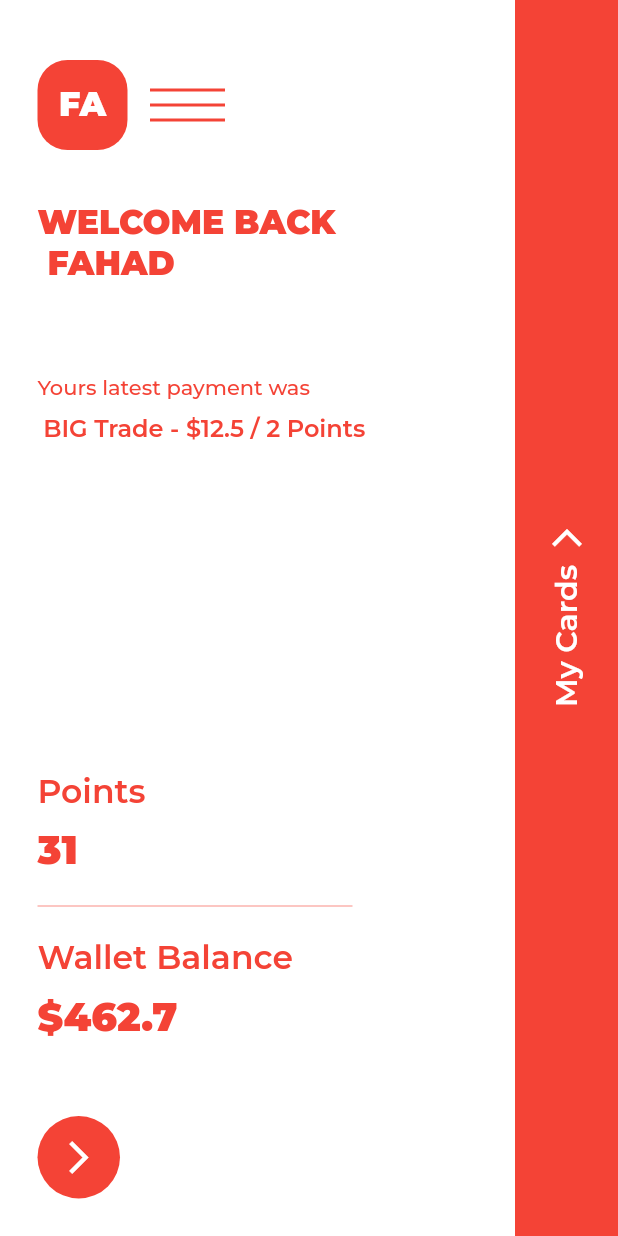
After one commit to fadi-flutter/Animation-App, a Flutter app: the BalancePage screen opened directly, on a phone screen of 412 x 824 dp. The commit adds this screen. Run offline on Flutter 3.47's test engine with Material 2 defaults, Android fonts, the phone set to English and light mode, and no system bars; our stand-ins replace google_fonts.

Commit message:
created balance page

```diff
--- /dev/null
+++ b/lib/Animation/balance_page.dart
@@ -0,0 +1,184 @@
+import 'package:flutter/material.dart';
+import 'package:flutter/services.dart';
+import 'package:sociel_app/utils/app_colors.dart';
+import 'package:sociel_app/utils/app_styles.dart';
+
+class BalancePage extends StatelessWidget {
+  const BalancePage({super.key});
+  void statusBarChanges() {
+    SystemChrome.setSystemUIOverlayStyle(
+        const SystemUiOverlayStyle(statusBarColor: Colors.red));
+  }
+
+  @override
+  Widget build(BuildContext context) {
+    statusBarChanges();
+    return Scaffold(
+      backgroundColor: AppColors.white,
+      body: SafeArea(
+        child: Row(
+          children: [
+            Expanded(
+              flex: 5,
+              child: Container(
+                margin: const EdgeInsets.only(left: 25, top: 40),
+                color: Colors.white,
+                child: Column(
+                  crossAxisAlignment: CrossAxisAlignment.start,
+                  children: [
+                    Row(
+                      children: [
+                        Container(
+                          margin: const EdgeInsets.only(right: 15),
+                          alignment: Alignment.center,
+                          height: 60,
+                          width: 60,
+                          decoration: BoxDecoration(
+                            color: Colors.red,
+                            borderRadius: BorderRadius.circular(20),
+                          ),
+                          child: Text(
+                            'FA',
+                            style: AppTextStyle.boldWhite22
+                                .copyWith(fontWeight: FontWeight.w900),
+                          ),
+                        ),
+                        const SizedBox(
+                          width: 50,
+                          child: Column(
+                            children: [
+                              Opacity(
+                                opacity: 1,
+                                child: Divider(
+                                  thickness: 2,
+                                  color: Colors.red,
+                                  height: 10,
+                                ),
+                              ),
+                              Opacity(
+                                opacity: 1,
+                                child: Divider(
+                                  thickness: 2,
+                                  color: Colors.red,
+                                  height: 10,
+                                ),
+                              ),
+                              Opacity(
+                                opacity: 1,
+                                child: Divider(
+                                  thickness: 2,
+                                  color: Colors.red,
+                                  height: 10,
+                                ),
+                              )
+                            ],
+                          ),
+                        ),
+                      ],
+                    ),
+                    const SizedBox(height: 35),
+                    Text(
+                      'WELCOME BACK\n FAHAD ',
+                      style: AppTextStyle.boldBlack22.copyWith(
+                          color: Colors.red, fontWeight: FontWeight.w900),
+                    ),
+                    const SizedBox(height: 60),
+                    Text.rich(
+                      TextSpan(
+                        children: [
+                          TextSpan(
+                              text: 'Yours latest payment was\n ',
+                              style: AppTextStyle.mediumBlack14
+                                  .copyWith(color: Colors.red)),
+                          const WidgetSpan(
+                              child: SizedBox(height: 40),
+                              alignment: PlaceholderAlignment.middle),
+                          TextSpan(
+                              text: 'BIG Trade - \$12.5 / 2 Points',
+                              style: AppTextStyle.boldBlack16
+                                  .copyWith(color: Colors.red))
+                        ],
+                      ),
+                    ),
+                    const Spacer(),
+                    Text(
+                      'Points',
+                      style: AppTextStyle.boldBlack22.copyWith(
+                        color: Colors.red,
+                      ),
+                    ),
+                    const SizedBox(height: 10),
+                    Text(
+                      '31',
+                      style: AppTextStyle.boldBlack26.copyWith(
+                          color: Colors.red, fontWeight: FontWeight.w900),
+                    ),
+                    const SizedBox(height: 13),
+                    SizedBox(
+                      width: 210,
+                      child: Divider(
+                        thickness: 1,
+                        color: Colors.red.withOpacity(0.4),
+                      ),
+                    ),
+                    const SizedBox(height: 13),
+                    Text(
+                      'Wallet Balance',
+                      style: AppTextStyle.boldBlack22.copyWith(
+                        color: Colors.red,
+                      ),
+                    ),
+                    const SizedBox(height: 10),
+                    Text(
+                      '\$462.7',
+                      style: AppTextStyle.boldBlack26.copyWith(
+                          color: Colors.red, fontWeight: FontWeight.w900),
+                    ),
+                    const SizedBox(height: 50),
+                    Container(
+                      margin: const EdgeInsets.only(bottom: 25),
+                      height: 55,
+                      width: 55,
+                      decoration: const BoxDecoration(
+                          color: Colors.red, shape: BoxShape.circle),
+                      child: const Icon(
+                        Icons.arrow_forward_ios,
+                        color: AppColors.white,
+                        size: 26,
+                      ),
+                    )
+                  ],
+                ),
+              ),
+            ),
+            Expanded(
+              child: Container(
+                color: Colors.red,
+                child: Column(
+                  mainAxisAlignment: MainAxisAlignment.center,
+                  children: [
+                    const RotatedBox(
+                      quarterTurns: 1,
+                      child: Icon(
+                        Icons.arrow_back_ios,
+                        color: AppColors.white,
+                      ),
+                    ),
+                    RotatedBox(
+                      quarterTurns: -1,
+                      child: Text(
+                        'My Cards',
+                        style: AppTextStyle.boldWhite20,
+                        textDirection: TextDirection.ltr,
+                      ),
+                    ),
+                  ],
+                ),
+              ),
+            )
+          ],
+        ),
+      ),
+    );
+  }
+}
--- a/lib/Animation/welcome_screen.dart
+++ b/lib/Animation/welcome_screen.dart
@@ -1,4 +1,5 @@
 import 'package:flutter/material.dart';
+import 'package:sociel_app/Animation/balance_page.dart';
 import 'package:sociel_app/utils/app_colors.dart';
 import 'package:sociel_app/utils/app_strings.dart';
 import 'package:sociel_app/utils/app_styles.dart';
@@ -11,10 +12,11 @@ class WelcomeScreen extends StatefulWidget {
 }
 
 class _WelcomeScreenState extends State<WelcomeScreen>
-    with SingleTickerProviderStateMixin {
+    with TickerProviderStateMixin {
   late AnimationController _controller;
+  late AnimationController _sizeController;
   late Animation<Offset> _slideAnimation;
-  late Animation<double> _sizeAnimation;
+  Animation<double>? _sizeAnimation;
   late Animation<double> _textAnimation;
 
   @override
@@ -22,25 +24,36 @@ class _WelcomeScreenState extends State<WelcomeScreen>
     super.initState();
     _controller = AnimationController(
         vsync: this, duration: const Duration(milliseconds: 1300));
+
     _slideAnimation = Tween<Offset>(
             begin: const Offset(-1.5, 0), end: const Offset(0, 0))
         .animate(CurvedAnimation(parent: _controller, curve: Curves.easeInOut));
-    _sizeAnimation = Tween<double>(begin: 0, end: 55)
-        .animate(CurvedAnimation(parent: _controller, curve: Curves.bounceOut));
+
     _textAnimation = Tween<double>(begin: 0.0, end: 1.0)
         .animate(CurvedAnimation(parent: _controller, curve: Curves.easeInOut));
+
+    Future.delayed(const Duration(milliseconds: 1300), () {
+      _sizeController = AnimationController(
+          vsync: this, duration: const Duration(milliseconds: 1500));
+      _sizeAnimation = Tween<double>(begin: 0, end: 55).animate(
+          CurvedAnimation(parent: _sizeController, curve: Curves.elasticOut));
+      _sizeController.forward();
+    });
   }
 
   @override
   void dispose() {
     _controller.dispose();
+    _sizeController.dispose();
     super.dispose();
   }
 
   @override
   Widget build(BuildContext context) {
     _controller.reset();
+
     _controller.forward();
+
     return Scaffold(
       backgroundColor: const Color(0xffffffff),
       body: SafeArea(
@@ -51,8 +64,14 @@ class _WelcomeScreenState extends State<WelcomeScreen>
               flex: 5,
               child: SlideTransition(
                 position: _slideAnimation,
-                child: Image.asset(
-                  AppStrings.bird,
+                child: GestureDetector(
+                  onTap: () {
+                    Navigator.push(context,
+                        MaterialPageRoute(builder: (_) => const BalancePage()));
+                  },
+                  child: Image.asset(
+                    AppStrings.bird,
+                  ),
                 ),
               ),
             ),
@@ -63,7 +82,7 @@ class _WelcomeScreenState extends State<WelcomeScreen>
                 child: AnimatedBuilder(
                   animation: _controller,
                   builder: (context, _) {
-                    double value = _sizeAnimation.value;
+                    double value = _sizeAnimation?.value ?? 0;
                     return Column(
                       crossAxisAlignment: CrossAxisAlignment.start,
                       children: [
@@ -103,7 +122,7 @@ class _WelcomeScreenState extends State<WelcomeScreen>
                           opacity: _textAnimation.value,
                           child: Padding(
                             padding: EdgeInsets.only(
-                                top: 51 - _textAnimation.value * 50),
+                                top: 41 - _textAnimation.value * 40),
                             child: Text.rich(
                               TextSpan(
                                 children: [
@@ -127,8 +146,8 @@ class _WelcomeScreenState extends State<WelcomeScreen>
                         ),
                         const Spacer(),
                         Container(
-                            height: _sizeAnimation.value,
-                            width: _sizeAnimation.value,
+                            height: _sizeAnimation?.value ?? 0,
+                            width: _sizeAnimation?.value ?? 0,
                             decoration: const BoxDecoration(
                                 color: Colors.red, shape: BoxShape.circle),
                             child: value > 26
```
